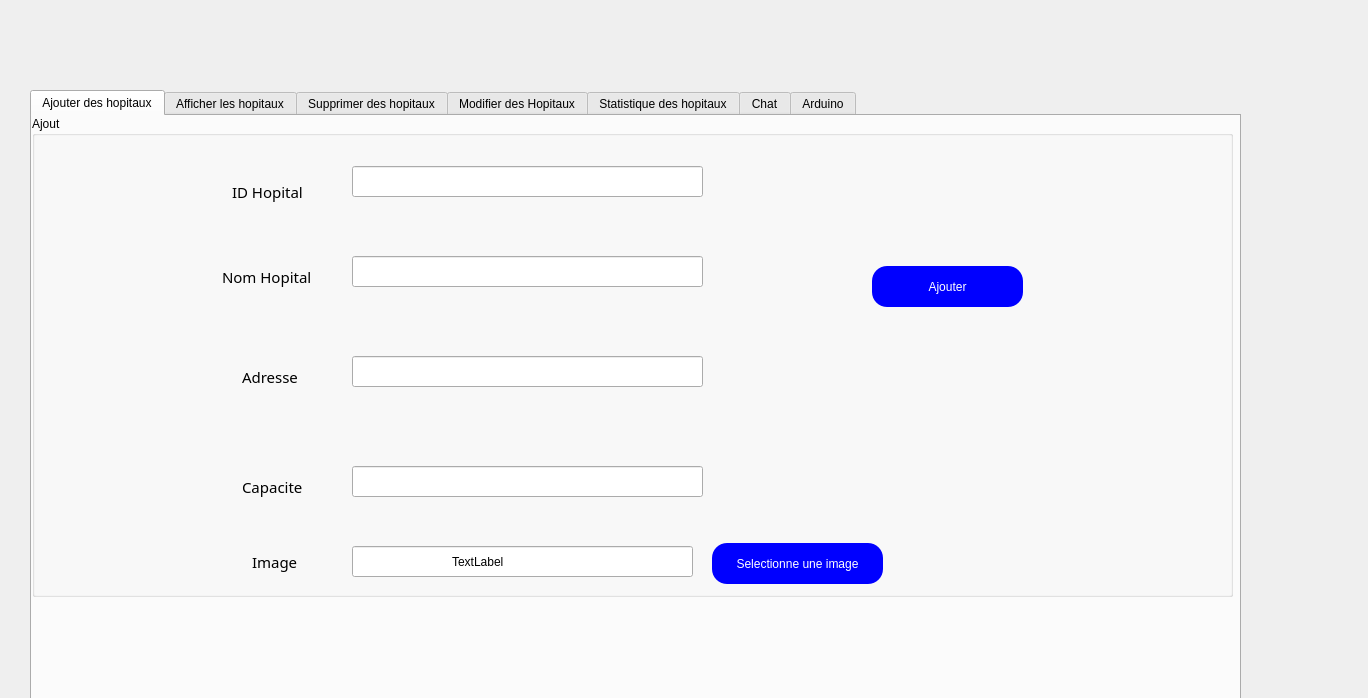
Before: the Qt Designer form gestionhopitaux.ui in ghazy001/ambulance_agency, drawn with Qt 5.
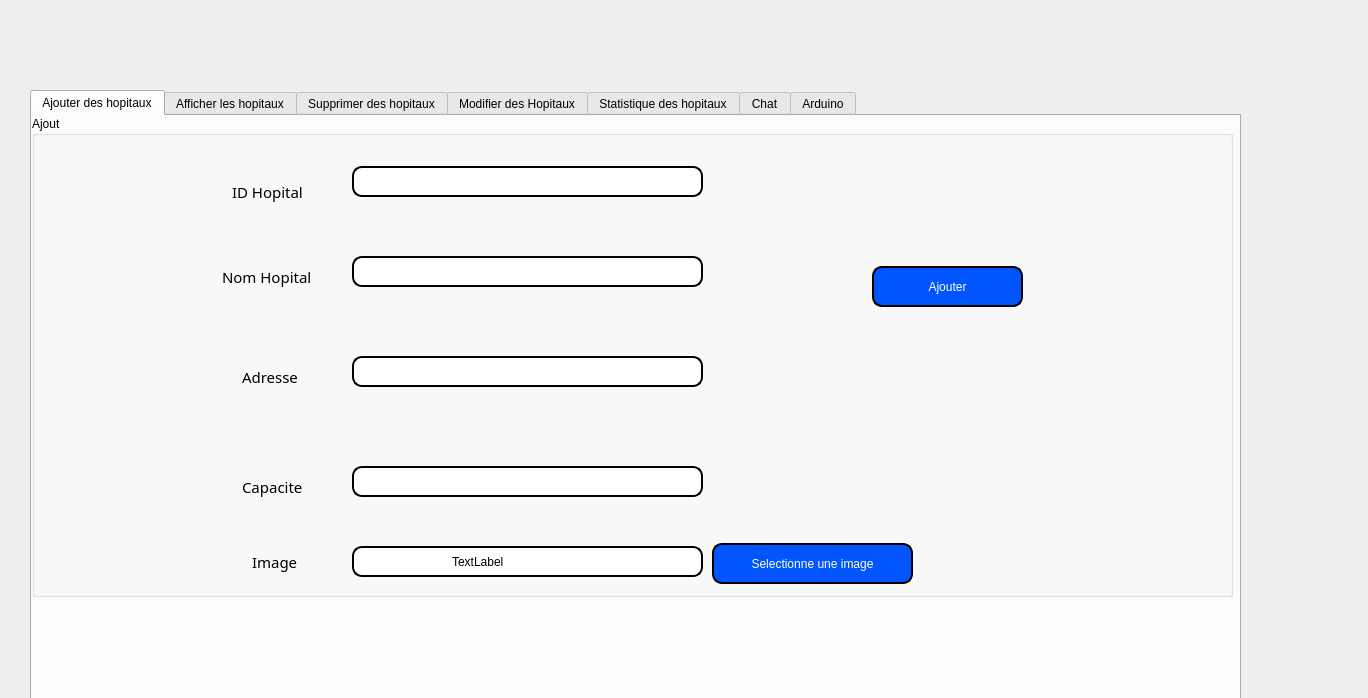
After: the same form once the commit is applied. Icons and pictures are not drawn.

Diff of the .ui file:
```diff
--- a/gestionhopitaux.ui
+++ b/gestionhopitaux.ui
@@ -126,6 +126,14 @@
         <height>31</height>
        </rect>
       </property>
+      <property name="styleSheet">
+       <string notr="true">background-color: rgb(255, 255, 255);
+                       border: 2px solid black;
+                       color: black;
+                       padding: 5px;
+                       border-radius:10px;
+font: 75 8pt &quot;MS Shell Dlg 2&quot;;</string>
+      </property>
       <property name="text">
        <string/>
       </property>
@@ -139,6 +147,14 @@
         <height>31</height>
        </rect>
       </property>
+      <property name="styleSheet">
+       <string notr="true">background-color: rgb(255, 255, 255);
+                       border: 2px solid black;
+                       color: black;
+                       padding: 5px;
+                       border-radius:10px;
+font: 75 8pt &quot;MS Shell Dlg 2&quot;;</string>
+      </property>
       <property name="text">
        <string/>
       </property>
@@ -152,6 +168,14 @@
         <height>31</height>
        </rect>
       </property>
+      <property name="styleSheet">
+       <string notr="true">background-color: rgb(255, 255, 255);
+                       border: 2px solid black;
+                       color: black;
+                       padding: 5px;
+                       border-radius:10px;
+font: 75 8pt &quot;MS Shell Dlg 2&quot;;</string>
+      </property>
       <property name="text">
        <string/>
       </property>
@@ -165,6 +189,14 @@
         <height>31</height>
        </rect>
       </property>
+      <property name="styleSheet">
+       <string notr="true">background-color: rgb(255, 255, 255);
+                       border: 2px solid black;
+                       color: black;
+                       padding: 5px;
+                       border-radius:10px;
+font: 75 8pt &quot;MS Shell Dlg 2&quot;;</string>
+      </property>
       <property name="text">
        <string/>
       </property>
@@ -179,9 +211,14 @@
        </rect>
       </property>
       <property name="styleSheet">
-       <string notr="true">background-color: blue;
-color: white;
-border-radius: 15px;</string>
+       <string notr="true">font: 75 16pt &quot;Modern&quot;;
+                 
+background-color: rgb(0, 85, 255);
+                       border: 2px solid black;
+                       color: white;
+                       padding: 5px;
+border-radius:10px;
+font: 87 10pt &quot;Arial&quot;;</string>
       </property>
       <property name="text">
        <string>Ajouter</string>
@@ -224,10 +261,18 @@
        <rect>
         <x>320</x>
         <y>430</y>
-        <width>341</width>
+        <width>351</width>
         <height>31</height>
        </rect>
       </property>
+      <property name="styleSheet">
+       <string notr="true">background-color: rgb(255, 255, 255);
+                       border: 2px solid black;
+                       color: black;
+                       padding: 5px;
+                       border-radius:10px;
+font: 75 8pt &quot;MS Shell Dlg 2&quot;;</string>
+      </property>
      </widget>
      <widget class="QLabel" name="label_17">
       <property name="geometry">
@@ -247,14 +292,19 @@
        <rect>
         <x>680</x>
         <y>427</y>
-        <width>171</width>
+        <width>201</width>
         <height>41</height>
        </rect>
       </property>
       <property name="styleSheet">
-       <string notr="true">background-color: blue;
-color: white;
-border-radius: 15px;</string>
+       <string notr="true">font: 75 16pt &quot;Modern&quot;;
+                 
+background-color: rgb(0, 85, 255);
+                       border: 2px solid black;
+                       color: white;
+                       padding: 5px;
+border-radius:10px;
+font: 87 10pt &quot;Arial&quot;;</string>
       </property>
       <property name="text">
        <string>Selectionne une image</string>
```
Left out of the diff: 173 changed lines with no effect on the pictures.
